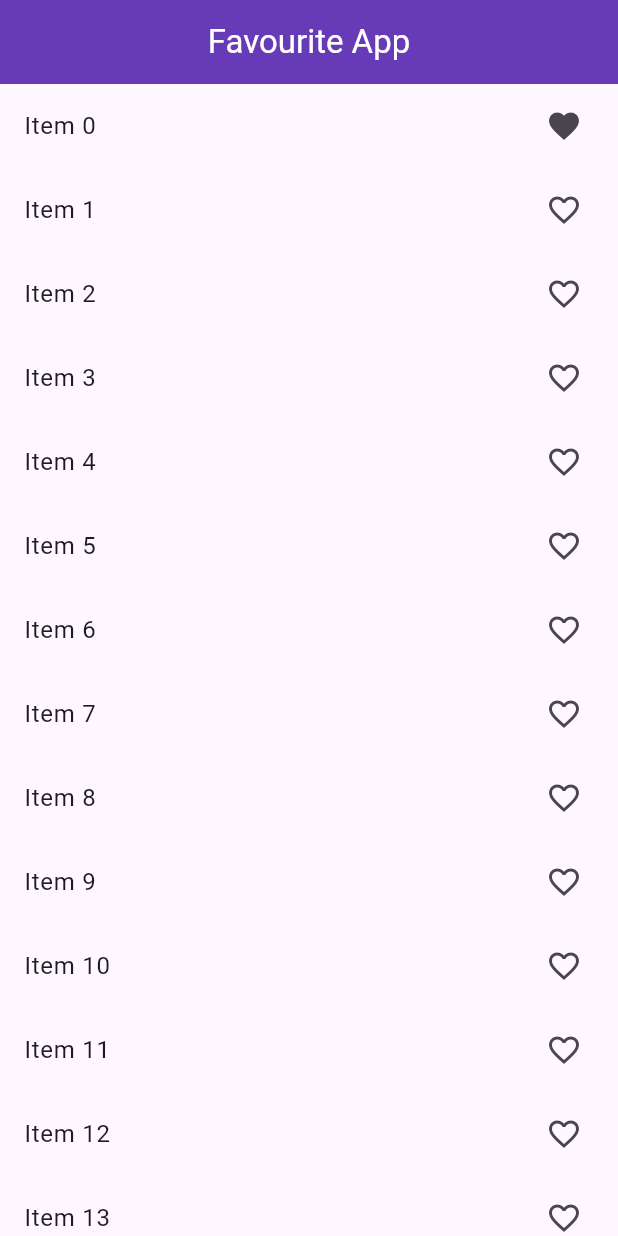
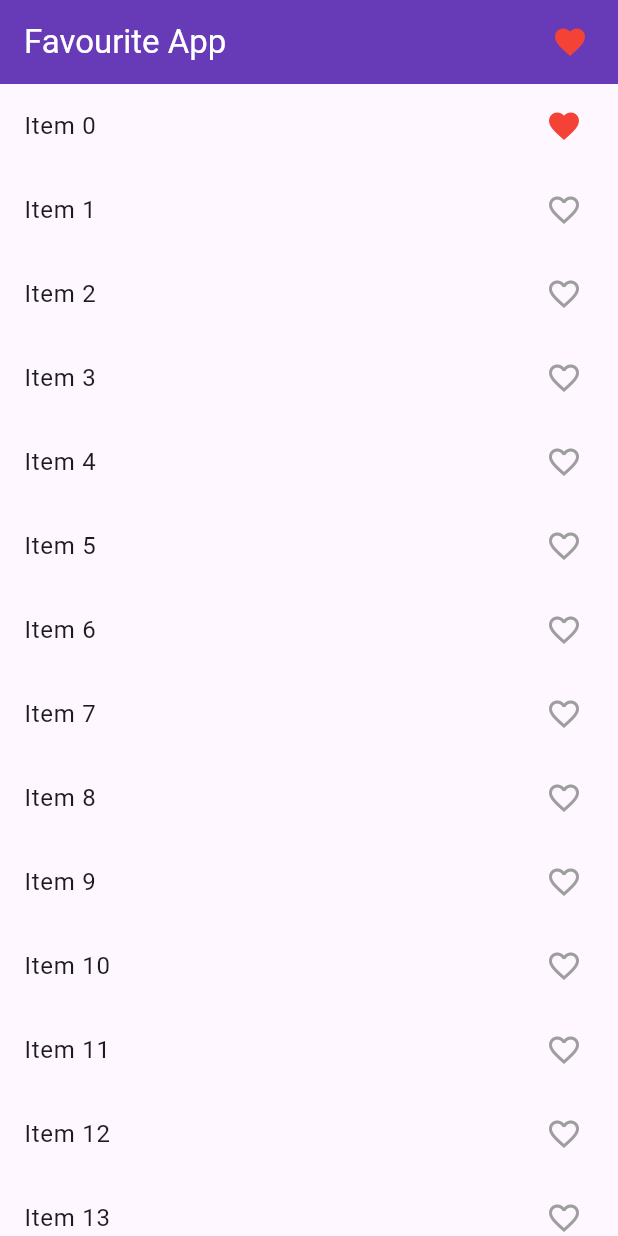
Before and after one commit to MehediMashfan086/flutter-provider-favorite-app, a Flutter app: the screen it shows after launch, after a tap on an icon or button, on a phone screen of 412 x 824 dp. Run offline on Flutter 3.47's test engine with Material 3 defaults, Android fonts, the light colour scheme and no system bars.

Commit message:
feat(provider): fav item select unselect in another page done

```diff
--- a/lib/provider/favourite_provider.dart
+++ b/lib/provider/favourite_provider.dart
@@ -9,4 +9,9 @@ class FavouriteItemProvider with ChangeNotifier {
     _selectedItem.add(value);
     notifyListeners();
   }
+
+  void removeItem(int value) {
+    _selectedItem.remove(value);
+    notifyListeners();
+  }
 }
--- a/lib/screens/favourite_screen.dart
+++ b/lib/screens/favourite_screen.dart
@@ -1,6 +1,7 @@
 import 'package:flutter/material.dart';
 import 'package:provider/provider.dart';
 import 'package:provider_favourite_app/provider/favourite_provider.dart';
+import 'package:provider_favourite_app/screens/selected_fav_items_screen.dart';
 
 class FavouriteScreen extends StatefulWidget {
   const FavouriteScreen({super.key});
@@ -12,21 +13,34 @@ class FavouriteScreen extends StatefulWidget {
 class _FavouriteScreenState extends State<FavouriteScreen> {
   @override
   Widget build(BuildContext context) {
-    // final favouriteProvider =
-    //     Provider.of<FavouriteItemProvider>(context, listen: false);
-
     print("build");
     return Scaffold(
       appBar: AppBar(
-        title: const Center(
-          child: Text(
+        title: const Text(
           "Favourite App",
           style: TextStyle(
             fontSize: 22,
             color: Colors.white,
           ),
         ),
+        actions: [
+          InkWell(
+            onTap: () {
+              Navigator.push(
+                  context,
+                  MaterialPageRoute(
+                    builder: (context) => const SelectedFavItemsScreen(),
+                  ));
+            },
+            child: const Icon(
+              Icons.favorite,
+              color: Colors.red,
             ),
+          ),
+          const SizedBox(
+            width: 20,
+          )
+        ],
         backgroundColor: Colors.deepPurple,
       ),
       body: Column(
@@ -39,7 +53,11 @@ class _FavouriteScreenState extends State<FavouriteScreen> {
                   itemBuilder: (context, index) {
                     return ListTile(
                       onTap: () {
+                        if (value.selectedItem.contains(index)) {
+                          value.removeItem(index);
+                        } else {
                           value.addItem(index);
+                        }
                       },
                       title: Text(
                         "Item $index",
@@ -48,6 +66,9 @@ class _FavouriteScreenState extends State<FavouriteScreen> {
                         value.selectedItem.contains(index)
                             ? Icons.favorite
                             : Icons.favorite_border_outlined,
+                        color: value.selectedItem.contains(index)
+                            ? Colors.red
+                            : Colors.grey,
                       ),
                     );
                   },
```
Also changed, not shown: lib/screens/selected_fav_items_screen.dart (added, +55 -0 lines). Lines whose indentation alone changed are shown as unchanged.
